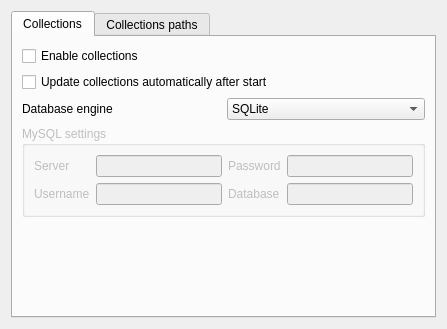
danvratil/TepSonic, file collections.ui: the form before one commit.
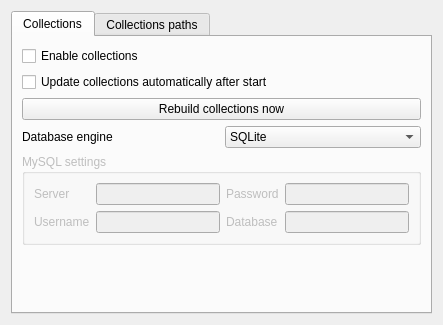
The form after the commit.

Commit message: Auto-rebuild collections when list of sources is changed in Preferences dialog

The edit to the form file:
```diff
--- a/collections.ui
+++ b/collections.ui
@@ -6,8 +6,8 @@
    <rect>
     <x>0</x>
     <y>0</y>
-    <width>447</width>
-    <height>329</height>
+    <width>443</width>
+    <height>325</height>
    </rect>
   </property>
   <property name="windowTitle">
@@ -38,6 +38,13 @@
          </property>
         </widget>
        </item>
+       <item>
+        <widget class="QPushButton" name="pushButton">
+         <property name="text">
+          <string>Rebuild collections now</string>
+         </property>
+        </widget>
+       </item>
        <item>
         <layout class="QHBoxLayout" name="horizontalLayout_2">
          <item>
```
Left out of the diff: 19 changed lines with no effect on the pictures. The commit also changes 5 other files.
